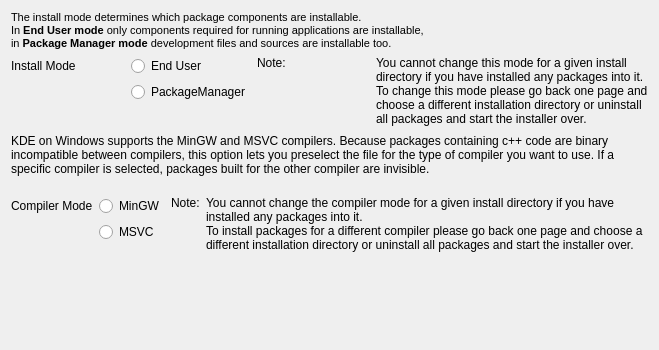
First picture: the form in gui/usercompilermodepage.ui, repository KDE/kdewin-installer, before the edit.
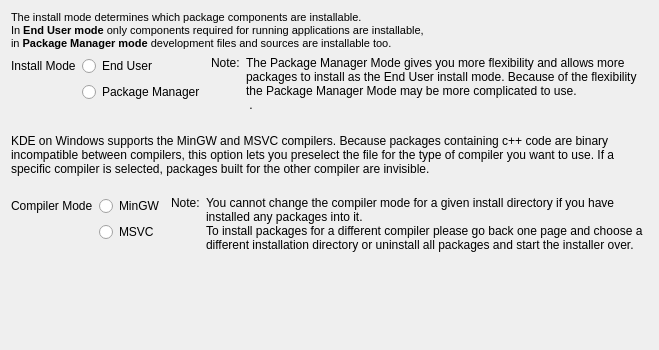
Second picture: the form after the edit.

Commit message: migrated from Developer Mode to Package Manager mode, updated gui and fixed related problems in packageselectorpage anad usercompilerpage

The edit to the form file:
```diff
--- a/gui/usercompilermodepage.ui
+++ b/gui/usercompilermodepage.ui
@@ -70,8 +70,8 @@
      <item rowspan="3" row="0" column="3" >
       <widget class="QLabel" name="label" >
        <property name="text" >
-        <string>You cannot change this mode for a given install directory if you have installed any packages into it.
-To change this mode please go back one page and choose a different installation directory or uninstall all packages and start the installer over.</string>
+        <string>The Package Manager Mode gives you more flexibility and allows more packages to install as the End User install mode. Because of the flexibility the Package Manager Mode may be more complicated to use.
+ .</string>
        </property>
        <property name="alignment" >
         <set>Qt::AlignLeading|Qt::AlignLeft|Qt::AlignTop</set>
@@ -97,7 +97,7 @@
      <item row="1" column="1" >
       <widget class="QRadioButton" name="installModePackageManager" >
        <property name="text" >
-        <string>PackageManager</string>
+        <string>Package Manager</string>
        </property>
        <property name="checked" >
         <bool>false</bool>
```
The commit also changes 3 other files.
